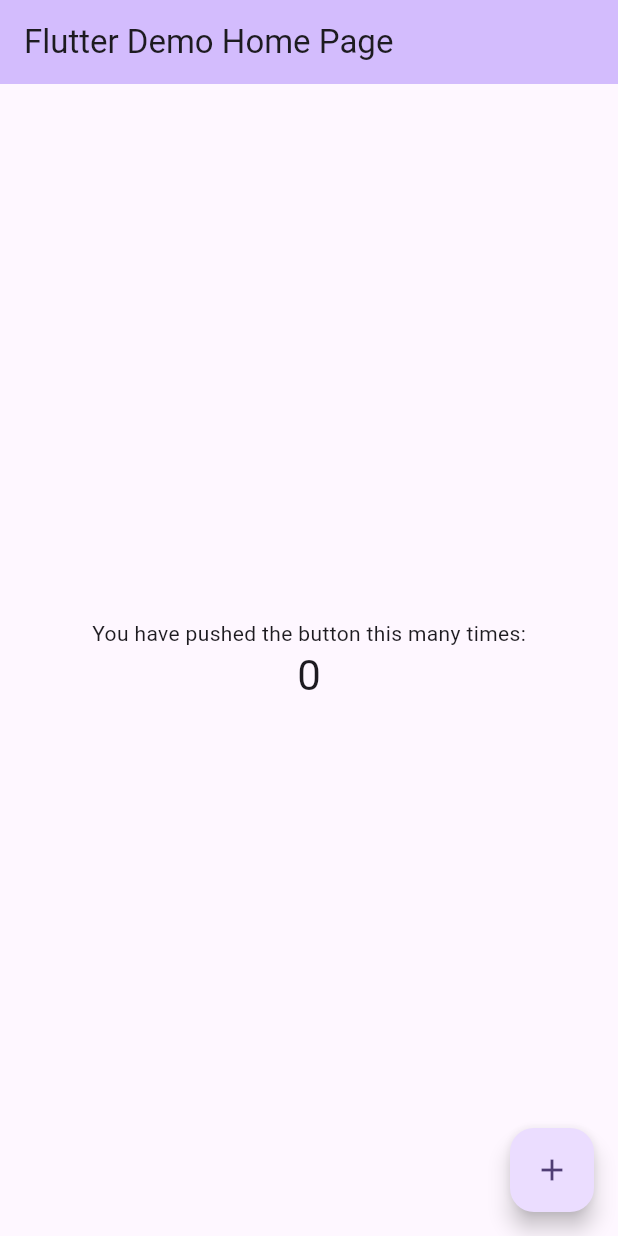
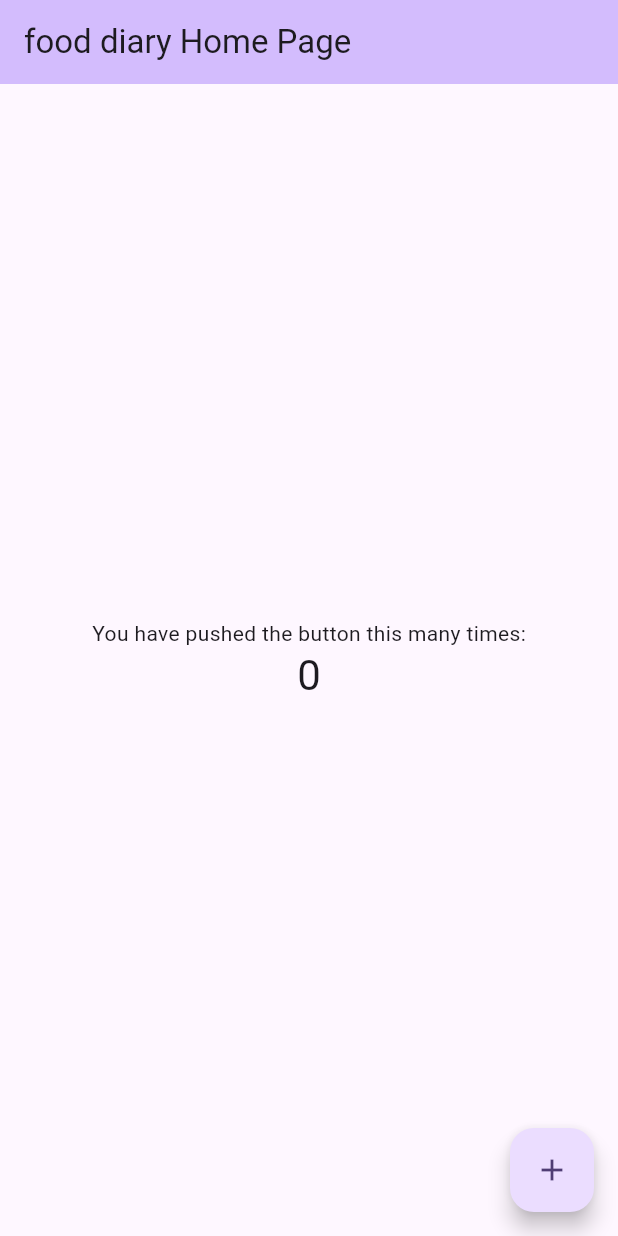
Before and after one commit to bitdreamer/food_diary, a Flutter app: the screen it shows after launch, on a phone screen of 412 x 824 dp. Run offline on Flutter 3.47's test engine with Material 3 defaults, Android fonts, the phone set to English and light mode, and no system bars.

Commit message:
just a tweak to see if git is working

```diff
--- a/lib/main.dart
+++ b/lib/main.dart
@@ -11,7 +11,7 @@ class MyApp extends StatelessWidget {
   @override
   Widget build(BuildContext context) {
     return MaterialApp(
-      title: 'Flutter Demo',
+      title: 'food diary',
       theme: ThemeData(
         // This is the theme of your application.
         //
@@ -30,7 +30,7 @@ class MyApp extends StatelessWidget {
         // tested with just a hot reload.
         colorScheme: ColorScheme.fromSeed(seedColor: Colors.deepPurple),
       ),
-      home: const MyHomePage(title: 'Flutter Demo Home Page'),
+      home: const MyHomePage(title: 'food diary Home Page'),
     );
   }
 }
```
